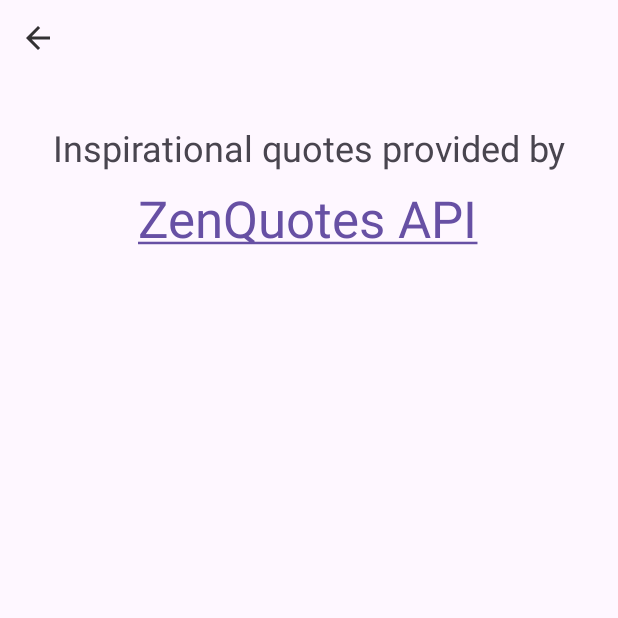
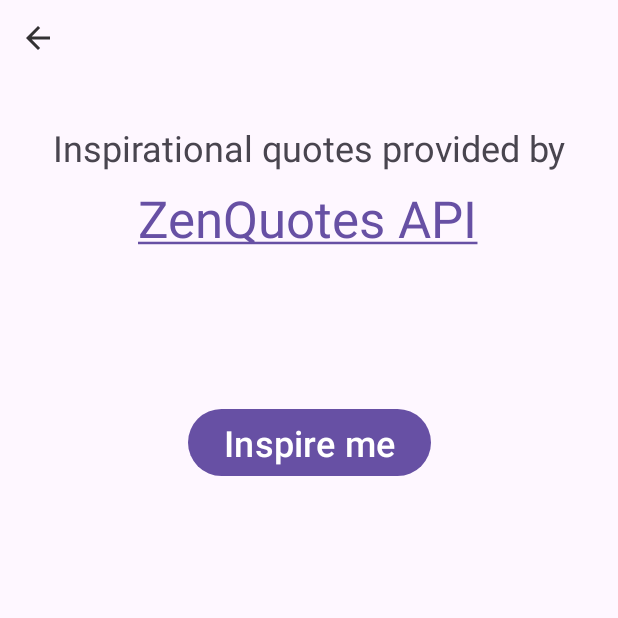
Before and after one commit to omin29/Mobile-Project, an Android app: the screen it shows after launch (QuotesActivity), after a tap on "Opens the inspirational quotes screen", on a phone screen of 412 x 824 dp, the top half of it. Run offline under Robolectric (Android 15) with nearby library versions, the phone set to English and light mode, and no system bars.

Commit message:
1. Finished the inspirational quote functionality and its UI. 2. Small UI change for the display of tasks in lists.

```diff
--- a/app/src/main/java/com/example/taskmanager/QuotesActivity.java
+++ b/app/src/main/java/com/example/taskmanager/QuotesActivity.java
@@ -6,9 +6,9 @@
 import android.net.Uri;
 import android.os.Bundle;
 import android.text.Html;
-import android.util.Log;
 import android.view.View;
 import android.widget.TextView;
+import android.widget.Toast;
 
 import com.example.taskmanager.interfaces.QuoteAPI;
 import com.example.taskmanager.quote.Quote;
@@ -21,34 +21,18 @@
 
 public class QuotesActivity extends AppCompatActivity {
 
-    protected TextView linkTextView;
+    protected TextView linkTextView, quoteTextView;
     @Override
     protected void onCreate(Bundle savedInstanceState) {
         super.onCreate(savedInstanceState);
         setContentView(R.layout.activity_quotes);
         findViewById(R.id.goBackImageButton).setOnClickListener((view)->onBackPressed());
         linkTextView = findViewById(R.id.zenquotesLinkTextView);
+        quoteTextView = findViewById(R.id.quoteTextView);
         linkTextView.setText(
                 Html.fromHtml(getString(R.string.zenquotes_link),
                         Html.FROM_HTML_MODE_COMPACT));
-
-        Thread t = new Thread(()->{
-            try {
-                Retrofit retrofit = QuoteAPI.getRetrofitInstance();
-                QuoteAPI api = retrofit.create(QuoteAPI.class);
-                Call<List<Quote>> testCall = api.getQuotes();
-                Response<List<Quote>> response = testCall.execute();
-
-                Log.d("RESPONSE_CODE", Integer.toString(response.code()));
-                assert response.body() != null;
-                Log.d("RESPONSE_BODY", response.body().toString());
-            }
-            catch (Exception e) {
-                Log.d("API_EXCEPTION", (e.getLocalizedMessage() == null)?
-                        e.toString():e.getLocalizedMessage());
-            }
-        });
-        t.start();
+        getQuoteHandler(findViewById(R.id.getQuoteButton));
     }
 
     public void openZenquotesHandler(View v) {
@@ -56,4 +40,40 @@
                 Uri.parse(getString(R.string.zenquotes_url)));
         startActivity(browserIntent);
     }
+
+    public void getQuoteHandler(View v) {
+        if(QuoteAPI.quotes.size() == 0) {
+            Thread quoteFetchThread = new Thread(()->{
+                try {
+                    Retrofit retrofit = QuoteAPI.getRetrofitInstance();
+                    QuoteAPI api = retrofit.create(QuoteAPI.class);
+                    Call<List<Quote>> testCall = api.getQuotes();
+                    Response<List<Quote>> response = testCall.execute();
+
+                    if(response.body() != null) {
+                        QuoteAPI.quotes.addAll((List<Quote>)response.body());
+                        runOnUiThread(this::showQuote);
+                    }
+
+                }
+                catch (Exception e) {
+                    runOnUiThread(()-> Toast.makeText(getApplicationContext(),
+                            getString(R.string.api_exception_message),
+                            Toast.LENGTH_LONG).show());
+                }
+            });
+            quoteFetchThread.start();
+        }
+        else {
+            showQuote();
+        }
+    }
+
+    private void showQuote() {
+        if(QuoteAPI.quotes.size() > 0) {
+            quoteTextView.setText(Html.fromHtml(QuoteAPI.quotes.remove(0).getPreformattedQuoteHTML(),
+                    Html.FROM_HTML_MODE_COMPACT));
+            quoteTextView.setVisibility(View.VISIBLE);
+        }
+    }
 }
--- a/app/src/main/java/com/example/taskmanager/interfaces/QuoteAPI.java
+++ b/app/src/main/java/com/example/taskmanager/interfaces/QuoteAPI.java
@@ -8,6 +8,7 @@
 import com.google.gson.GsonBuilder;
 import com.google.gson.JsonDeserializer;
 
+import java.util.ArrayList;
 import java.util.List;
 
 import okhttp3.OkHttpClient;
@@ -17,7 +18,7 @@
 import retrofit2.http.GET;
 
 public interface QuoteAPI {
-    public static List<Quote> quotes = null;
+    public static List<Quote> quotes = new ArrayList<>();
     public static GsonConverterFactory getGsonConverterFactory(){
         GsonBuilder gsonBuilder = new GsonBuilder();
         gsonBuilder.registerTypeAdapter(Quote.class, new QuoteJsonDeserializer());
@@ -34,6 +35,10 @@
                 .build();
     }
 
+    /**
+     * Requests 50 random quotes.
+     * @return A list of 50 random quotes
+     */
     @GET("/api/quotes")
     public Call<List<Quote>> getQuotes();
 }
--- a/app/src/main/res/layout/activity_quotes.xml
+++ b/app/src/main/res/layout/activity_quotes.xml
@@ -38,4 +38,33 @@
         app:layout_constraintEnd_toEndOf="parent"
         app:layout_constraintStart_toStartOf="parent"
         app:layout_constraintTop_toBottomOf="@+id/zenquotesCreditsTextView" />
+
+    <Button
+        android:id="@+id/getQuoteButton"
+        android:layout_width="wrap_content"
+        android:layout_height="wrap_content"
+        android:layout_marginTop="32dp"
+        android:contentDescription="@string/get_quote_button_content_description"
+        android:onClick="getQuoteHandler"
+        android:text="@string/get_quote_button"
+        android:textSize="24sp"
+        app:layout_constraintEnd_toEndOf="parent"
+        app:layout_constraintStart_toStartOf="parent"
+        app:layout_constraintTop_toBottomOf="@+id/quoteTextView" />
+
+    <TextView
+        android:id="@+id/quoteTextView"
+        android:layout_width="match_parent"
+        android:layout_height="wrap_content"
+        android:layout_marginStart="16dp"
+        android:layout_marginTop="32dp"
+        android:layout_marginEnd="16dp"
+        android:gravity="center"
+        android:text="@string/quote_text_view_placeholder"
+        android:textSize="16sp"
+        android:visibility="invisible"
+        app:layout_constraintEnd_toEndOf="parent"
+        app:layout_constraintStart_toStartOf="parent"
+        app:layout_constraintTop_toBottomOf="@+id/zenquotesLinkTextView"
+        tools:visibility="visible" />
 </androidx.constraintlayout.widget.ConstraintLayout>
--- a/app/src/main/res/layout/fragment_todo_task.xml
+++ b/app/src/main/res/layout/fragment_todo_task.xml
@@ -15,7 +15,7 @@
 
         <LinearLayout
             android:id="@+id/linearLayout2"
-            android:layout_width="260dp"
+            android:layout_width="270dp"
             android:layout_height="wrap_content"
             android:orientation="vertical"
             app:layout_constraintBottom_toBottomOf="parent"
--- a/app/src/main/res/values/strings.xml
+++ b/app/src/main/res/values/strings.xml
@@ -13,7 +13,7 @@
     <string name="clock_icon_content_description">Sets expiry date on task</string>
     <string name="task_expiry_date_text_view_default">No expiry date</string>
     <string name="incorrectly_set_task_expiry_date_message">The task expiry date should not be set before the current date!</string>
-    <string name="task_completed_on_text_view_beginning">Completed at&#160;</string>
+    <string name="task_completed_on_text_view_beginning">Finished at&#160;</string>
     <string name="remove_task_expiry_date_button_content_description">Removes expiry date from task</string>
     <string name="task_save_success_message">Task saved successfully</string>
     <string name="task_title_placeholder">Title</string>
@@ -32,5 +32,8 @@
     <string name="zenquotes_placeholder">ZenQuotes API</string>
     <string name="zenquotes_link"><![CDATA[<a href="https://zenquotes.io/" target="_blank">ZenQuotes API</a>]]></string>
     <string name="zenquotes_url">https://zenquotes.io</string>
-
+    <string name="api_exception_message">There was a problem while fetching a quote. Please try again later.</string>
+    <string name="quote_text_view_placeholder">I am the inspirational quote</string>
+    <string name="get_quote_button">Inspire me</string>
+    <string name="get_quote_button_content_description">Gets inspirational quote for the user</string>
 </resources>
```
